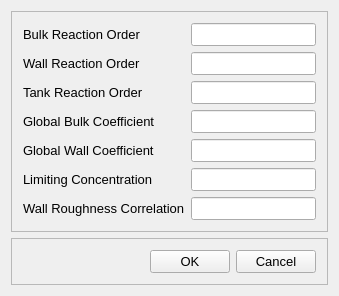
Qt form src/ui/EPANET/frmReactionsOptionsDesigner.ui (USEPA/SWMM-EPANET_User_Interface) before a commit.
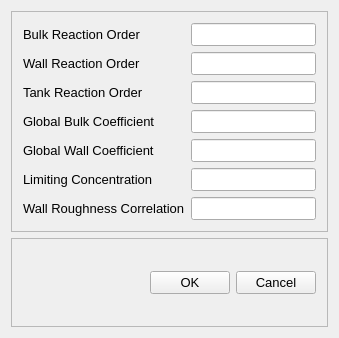
The same form after that commit.

Diff of the .ui file:
```diff
--- a/src/ui/EPANET/frmReactionsOptionsDesigner.ui
+++ b/src/ui/EPANET/frmReactionsOptionsDesigner.ui
@@ -7,7 +7,7 @@
     <x>0</x>
     <y>0</y>
     <width>339</width>
-    <height>261</height>
+    <height>338</height>
    </rect>
   </property>
   <property name="font">
```
